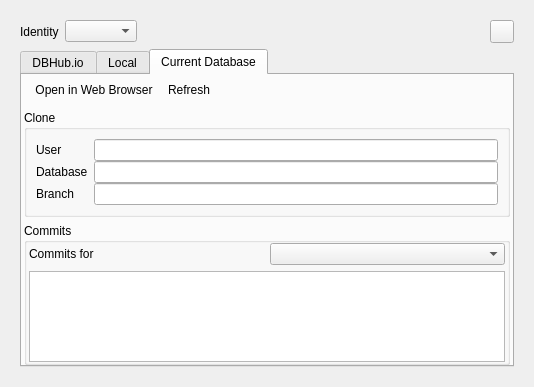
Qt form src/RemoteDock.ui (sqlitebrowser/sqlitebrowser) before a commit.
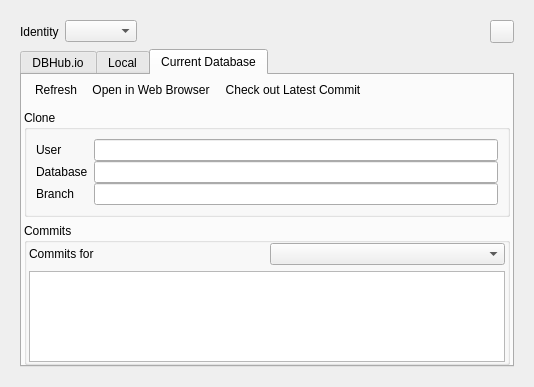
The same form after that commit. The open tabs and pages were chosen to show the change. Icons and pictures are not drawn.

Commit message:
dbhub: Add toolbar action for fetching the latest commit
This adds a new toolbar action to the Current Database tab of the Remote
dock which downloads and updates to the latest commit of the currently
opened database and branch.

The edit to the form file:
```diff
--- a/src/RemoteDock.ui
+++ b/src/RemoteDock.ui
@@ -163,8 +163,9 @@
              <property name="floatable">
               <bool>false</bool>
              </property>
+             <addaction name="actionRefresh"/>
              <addaction name="actionDatabaseOpenBrowser"/>
-             <addaction name="actionRefresh"/>
+             <addaction name="actionFetchLatestCommit"/>
             </widget>
            </item>
            <item>
@@ -460,6 +461,18 @@
     </font>
    </property>
   </action>
+  <action name="actionFetchLatestCommit">
+   <property name="icon">
+    <iconset resource="icons/icons.qrc">
+     <normaloff>:/icons/db_revert</normaloff>:/icons/db_revert</iconset>
+   </property>
+   <property name="text">
+    <string>Check out Latest Commit</string>
+   </property>
+   <property name="toolTip">
+    <string>Check out the latest commit of the current branch</string>
+   </property>
+  </action>
  </widget>
  <tabstops>
   <tabstop>comboUser</tabstop>
```
Left out of the diff: 2 changed lines with no effect on the pictures. The commit also changes 1 other file.
